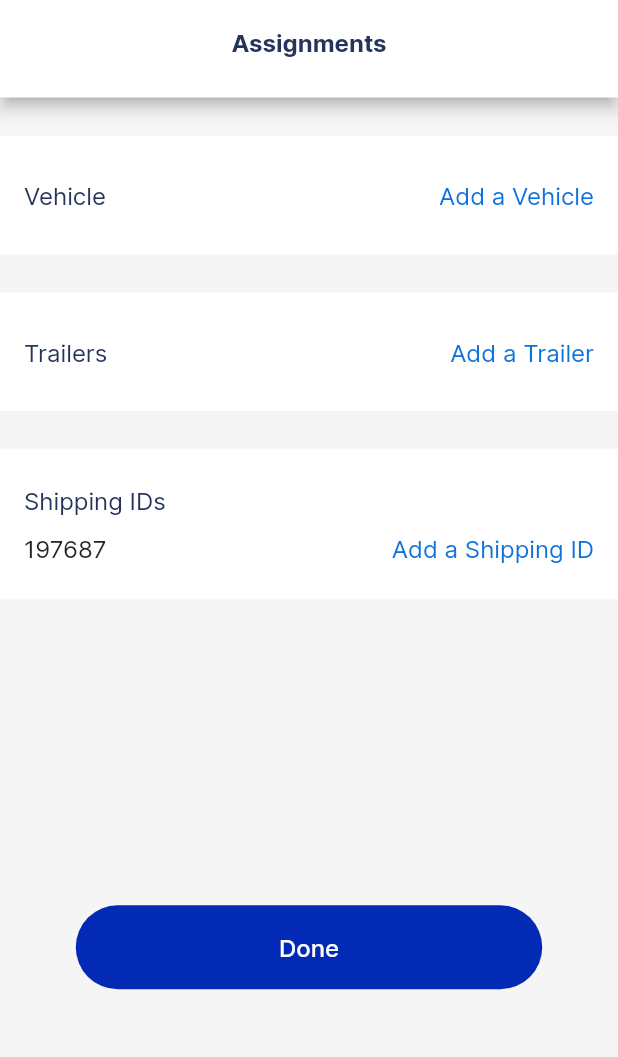
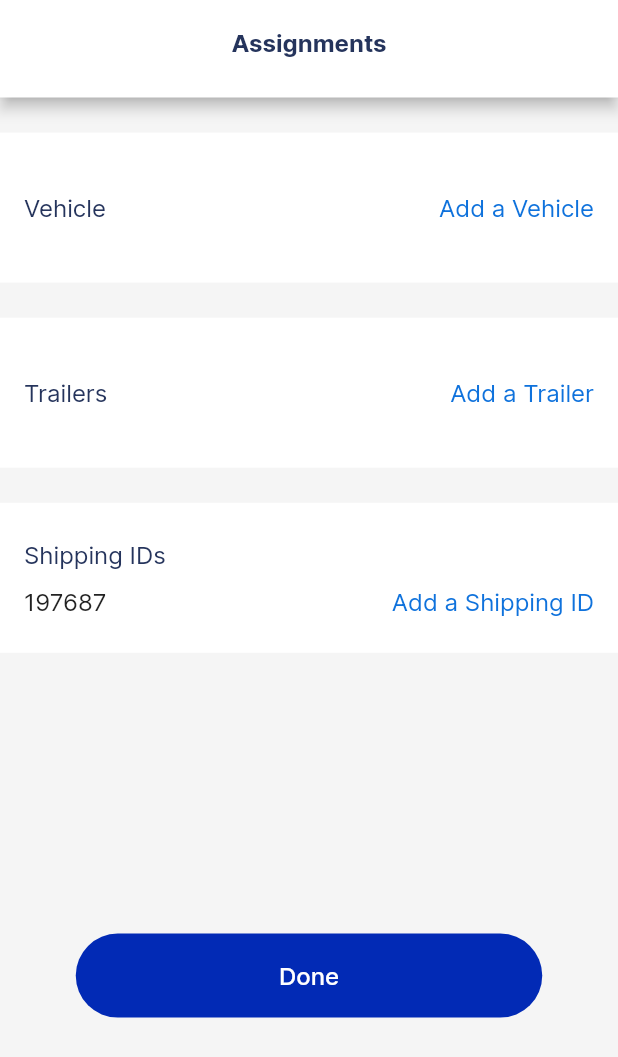
Before and after one commit to jamesnq/navus_app, a Flutter app: the VehiCleAssignmentScreen screen opened directly, on a phone screen of 412 x 824 dp. Shown: the top 1057 px of the screen. Run offline on Flutter 3.47's test engine with Material 2 defaults, Android fonts, the phone set to English and light mode, and no system bars; our stand-ins replace flutter_svg.

Commit message:
change height

```diff
--- a/lib/vehicle_assignment_screen.dart
+++ b/lib/vehicle_assignment_screen.dart
@@ -67,7 +67,7 @@ Widget informationBox(
     return Container(
       color: Colors.white,
       padding: EdgeInsets.only(left: 16, right: 16),
-      height: 79,
+      height: 100,
       child: Row(
         crossAxisAlignment: CrossAxisAlignment.stretch,
         children: [
```
